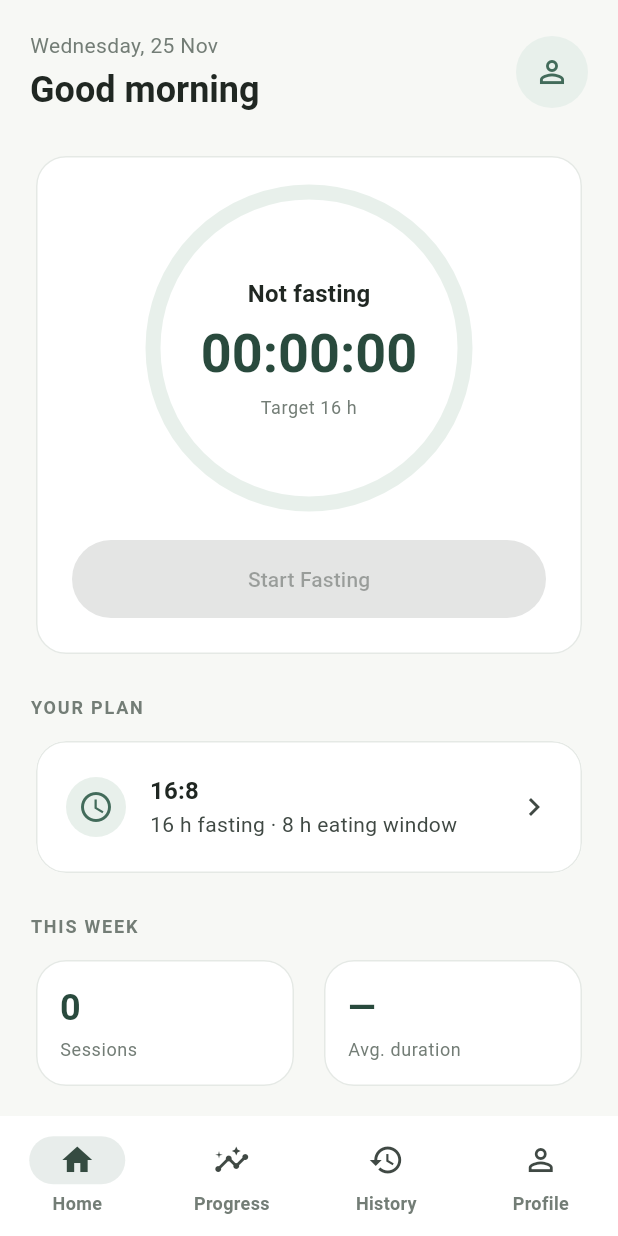
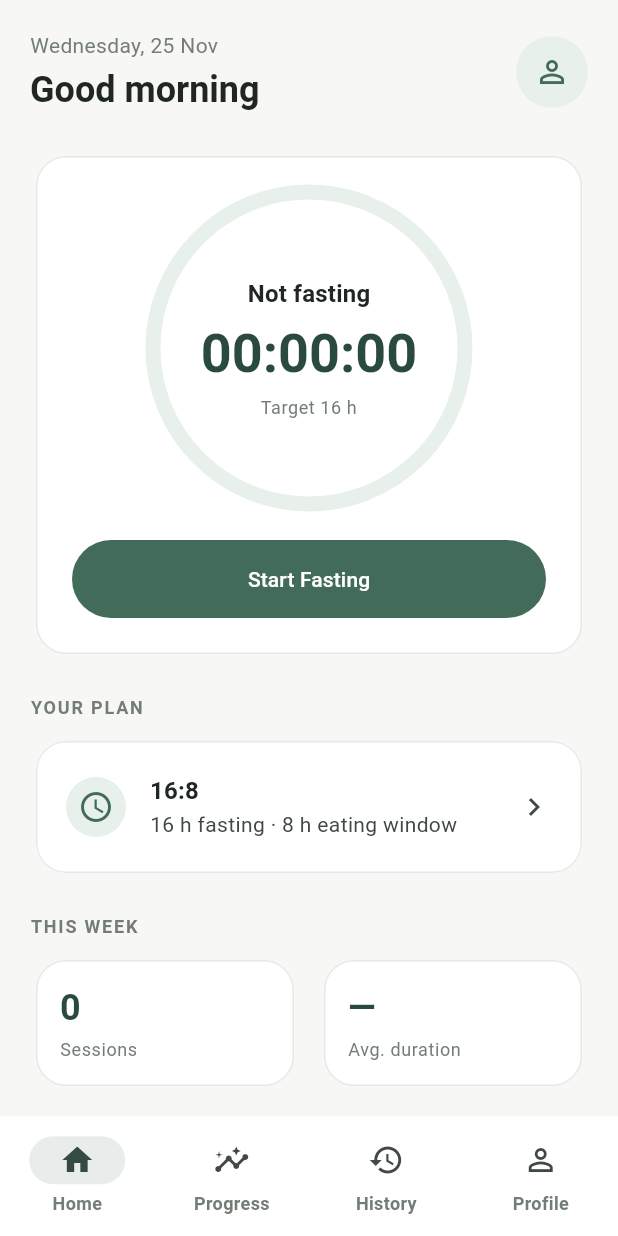
Before and after one commit to MuhammadHideaki-Isd/Fastise, a Flutter app: the screen it shows after launch, on a phone screen of 412 x 824 dp. Run offline on Flutter 3.47's test engine with Material 3 defaults, Android fonts, the phone set to English and light mode, and no system bars.

Commit message:
Task 6: timestamp-based fasting timer on home

```diff
--- a/lib/features/home/presentation/home_screen.dart
+++ b/lib/features/home/presentation/home_screen.dart
@@ -1,11 +1,12 @@
 import 'package:flutter/material.dart';
 
 import '../../../app/theme/app_colors.dart';
+import '../../../shared/utils/formatters.dart';
 import '../../../shared/widgets/empty_state.dart';
 import '../../../shared/widgets/stat_card.dart';
 import '../../fasting/application/fasting_scope.dart';
 import '../../fasting/presentation/plan_selection_screen.dart';
-import 'widgets/fasting_timer.dart';
+import 'widgets/fasting_hero_card.dart';
 
 /// Static idle-state dashboard (Task 3). Plan, stats, and the Start CTA are
 /// wired to real state in later tasks (4, 5, 6, 7).
@@ -13,30 +14,6 @@ class HomeScreen extends StatelessWidget {
   const HomeScreen({super.key, required this.onProfileTap});
 
   final VoidCallback onProfileTap;
-
-  static const _weekdays = [
-    'Monday',
-    'Tuesday',
-    'Wednesday',
-    'Thursday',
-    'Friday',
-    'Saturday',
-    'Sunday',
-  ];
-  static const _months = [
-    'Jan',
-    'Feb',
-    'Mar',
-    'Apr',
-    'May',
-    'Jun',
-    'Jul',
-    'Aug',
-    'Sep',
-    'Oct',
-    'Nov',
-    'Dec',
-  ];
 
   static String _greeting(int hour) {
     if (hour < 12) return 'Good morning';
@@ -49,8 +26,7 @@ class HomeScreen extends StatelessWidget {
     final theme = Theme.of(context);
     final plan = FastingScope.of(context).selectedPlan;
     final now = DateTime.now();
-    final dateText =
-        '${_weekdays[now.weekday - 1]}, ${now.day} ${_months[now.month - 1]}';
+    final dateText = formatDate(now, full: true);
 
     return SafeArea(
       child: CustomScrollView(
@@ -94,32 +70,7 @@ class HomeScreen extends StatelessWidget {
                   ],
                 ),
                 const SizedBox(height: 24),
-                Card(
-                  child: Padding(
-                    padding: const EdgeInsets.all(24),
-                    child: Column(
-                      children: [
-                        // Static idle values; real timer arrives in Task 6.
-                        FastingTimer(
-                          statusLabel: 'Not fasting',
-                          timeText: '00:00:00',
-                          progress: 0,
-                          caption: 'Target ${plan.fastingHours} h',
-                        ),
-                        const SizedBox(height: 24),
-                        const SizedBox(
-                          width: double.infinity,
-                          height: 52,
-                          // null = disabled: session start is Task 5/6.
-                          child: FilledButton(
-                            onPressed: null,
-                            child: Text('Start Fasting'),
-                          ),
-                        ),
-                      ],
-                    ),
-                  ),
-                ),
+                const FastingHeroCard(),
                 const SizedBox(height: 24),
                 const _SectionLabel('YOUR PLAN'),
                 const SizedBox(height: 10),
--- /dev/null
+++ b/lib/features/home/presentation/widgets/fasting_hero_card.dart
@@ -0,0 +1,141 @@
+import 'dart:async';
+
+import 'package:flutter/material.dart';
+
+import '../../../../app/theme/app_colors.dart';
+import '../../../../shared/utils/formatters.dart';
+import '../../../fasting/application/fasting_controller.dart';
+import '../../../fasting/application/fasting_scope.dart';
+import 'fasting_timer.dart';
+
+/// Timer ring + primary CTA. While a session is active it repaints every
+/// second, but every value is recomputed from `session.startAt`.
+class FastingHeroCard extends StatefulWidget {
+  const FastingHeroCard({super.key});
+
+  @override
+  State<FastingHeroCard> createState() => _FastingHeroCardState();
+}
+
+class _FastingHeroCardState extends State<FastingHeroCard> {
+  Timer? _ticker;
+
+  /// Called whenever the controller notifies (InheritedNotifier dependency).
+  @override
+  void didChangeDependencies() {
+    super.didChangeDependencies();
+    final fasting = FastingScope.of(context).isFasting;
+    if (fasting && _ticker == null) {
+      _ticker = Timer.periodic(const Duration(seconds: 1), (_) {
+        if (mounted) setState(() {});
+      });
+    } else if (!fasting) {
+      _ticker?.cancel();
+      _ticker = null;
+    }
+  }
+
+  @override
+  void dispose() {
+    _ticker?.cancel();
+    super.dispose();
+  }
+
+  @override
+  Widget build(BuildContext context) {
+    final FastingController controller = FastingScope.of(context);
+    final session = controller.activeSession;
+    final now = controller.now();
+    final theme = Theme.of(context);
+
+    return Card(
+      child: Padding(
+        padding: const EdgeInsets.all(24),
+        child: Column(
+          children: [
+            if (session == null)
+              FastingTimer(
+                statusLabel: 'Not fasting',
+                timeText: '00:00:00',
+                progress: 0,
+                caption: 'Target ${controller.selectedPlan.fastingHours} h',
+              )
+            else
+              FastingTimer(
+                statusLabel: 'Fasting',
+                timeText: formatClock(session.elapsed(now)),
+                progress: session.progress(now),
+                caption: session.reachedTarget(now)
+                    ? 'Target reached'
+                    : '${formatDuration(session.remaining(now))} left',
+              ),
+            if (session != null) ...[
+              const SizedBox(height: 20),
+              Row(
+                children: [
+                  Expanded(
+                    child: _TimeInfo(
+                      label: 'Started',
+                      value: formatWhen(session.startAt, now),
+                    ),
+                  ),
+                  Expanded(
+                    child: _TimeInfo(
+                      label: 'Target end',
+                      value: formatWhen(session.targetEndAt, now),
+                    ),
+                  ),
+                ],
+              ),
+              if (session.reachedTarget(now)) ...[
+                const SizedBox(height: 12),
+                Text(
+                  'You can keep going or end the session whenever you like.',
+                  textAlign: TextAlign.center,
+                  style: theme.textTheme.bodySmall?.copyWith(
+                    color: AppColors.textSecondary,
+                  ),
+                ),
+              ],
+            ],
+            const SizedBox(height: 24),
+            if (session == null)
+              SizedBox(
+                width: double.infinity,
+                height: 52,
+                child: FilledButton(
+                  onPressed: controller.startFasting,
+                  child: const Text('Start Fasting'),
+                ),
+              ),
+          ],
+        ),
+      ),
+    );
+  }
+}
+
+class _TimeInfo extends StatelessWidget {
+  const _TimeInfo({required this.label, required this.value});
+
+  final String label;
+  final String value;
+
+  @override
+  Widget build(BuildContext context) {
+    final textTheme = Theme.of(context).textTheme;
+    return Column(
+      children: [
+        Text(
+          label,
+          style: textTheme.bodySmall?.copyWith(color: AppColors.textSecondary),
+        ),
+        const SizedBox(height: 2),
+        Text(
+          value,
+          style: textTheme.titleMedium?.copyWith(fontWeight: FontWeight.w700),
+        ),
+      ],
+    );
+  }
+}
```
Also changed, not shown: lib/shared/utils/formatters.dart (added, +58 -0 lines), 2 other files.
